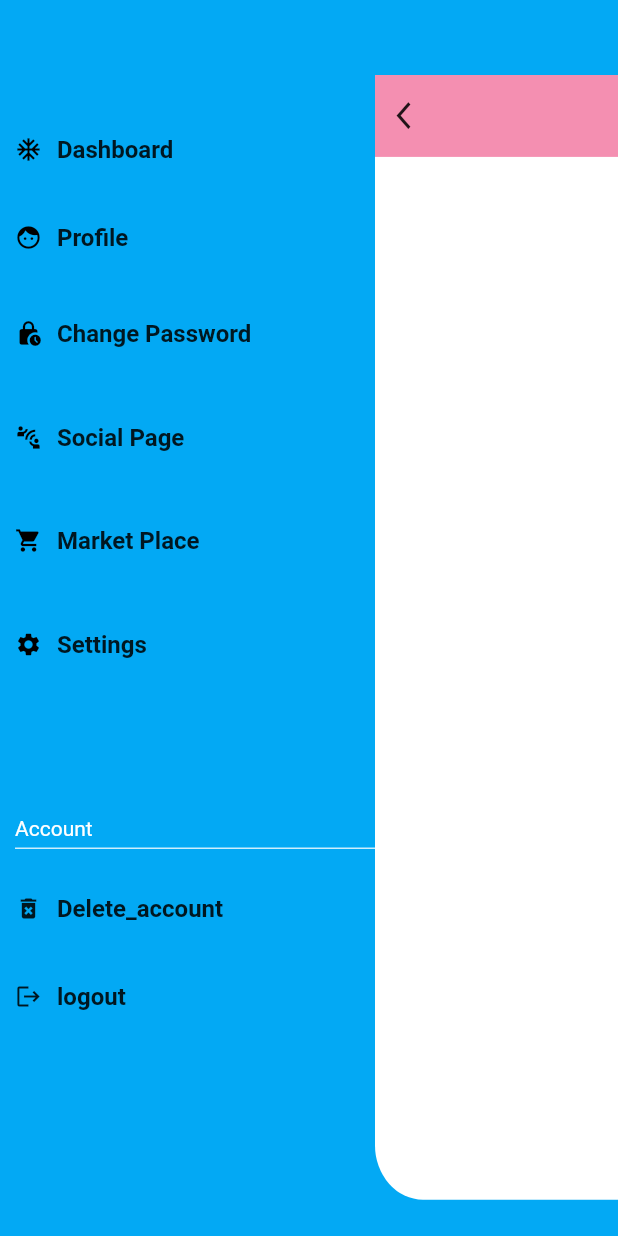
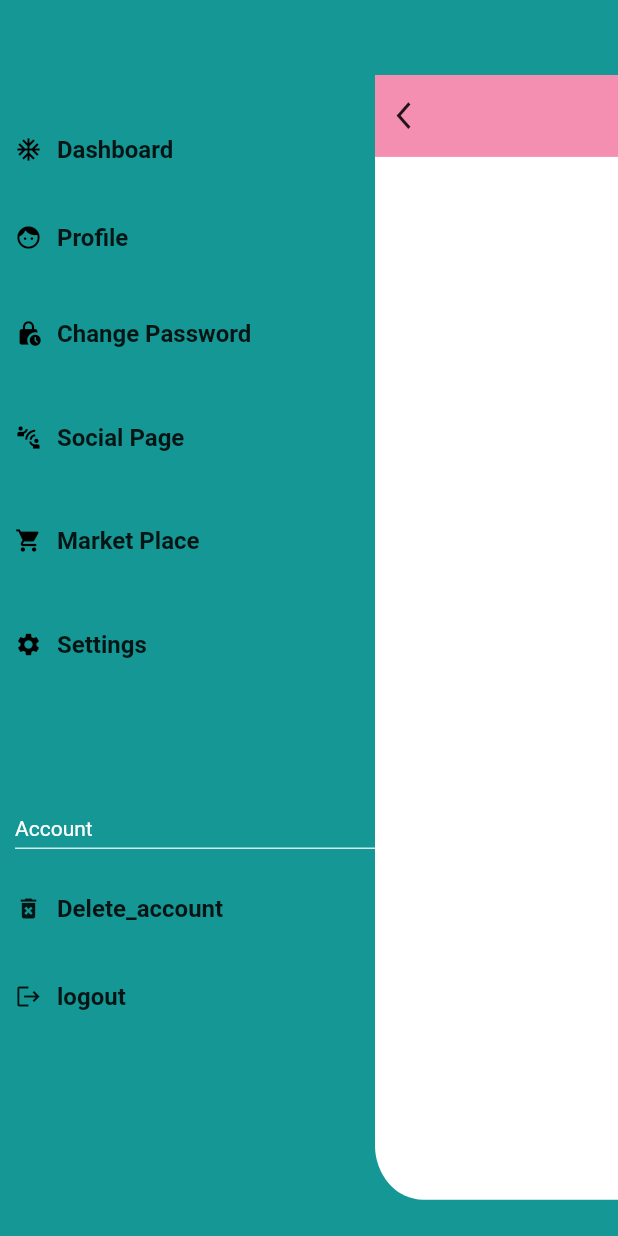
Before and after one commit to bitwaytechorg/pluto, a Flutter app: the MobileHome screen opened directly, after a tap on the "menu" icon, on a phone screen of 412 x 824 dp. Run offline on Flutter 3.47's test engine with Material 2 defaults, Android fonts, the phone set to English and light mode, and no system bars; our stand-ins replace cloud_firestore, firebase_auth, firebase_core, firebase_remote_config; missing offline and left inert: firebase_ui_auth, firebase_ui_localizations; accounts and stored records are empty.

Commit message:
slider_menu.dart

```diff
--- a/lib/components/borderedBtn.dart
+++ b/lib/components/borderedBtn.dart
@@ -2,7 +2,7 @@ import 'package:flutter/material.dart';
 
 class BorderedBtn extends StatelessWidget {
   String ButtonTitle;
-   BorderedBtn({Key? key, required this.ButtonTitle}) : super(key: key);
+   BorderedBtn({Key? key, required this.ButtonTitle});
 
   @override
   Widget build(BuildContext context) {
--- a/lib/components/elevatedBtn.dart
+++ b/lib/components/elevatedBtn.dart
@@ -2,7 +2,7 @@ import 'package:flutter/material.dart';
 
 class ElevatedBtn extends StatelessWidget {
    String ButtonTitle;
-   ElevatedBtn({Key? key, required this.ButtonTitle}) : super(key: key);
+   ElevatedBtn({Key? key, required this.ButtonTitle});
 
   @override
   Widget build(BuildContext context) {
--- a/lib/components/slider_menu.dart
+++ b/lib/components/slider_menu.dart
@@ -3,6 +3,7 @@ import 'package:firebase_auth/firebase_auth.dart';
 import 'package:flutter/cupertino.dart';
 import 'package:flutter/material.dart';
 
+import '../config/config.dart';
 import '../screens/home.dart';
 
 class Slider_menu extends StatelessWidget {
@@ -13,7 +14,7 @@ class Slider_menu extends StatelessWidget {
 
       width: MediaQuery.of(context).size.width,
       height: MediaQuery.of(context).size.height,
-      color: Colors.lightBlue,
+      color: primaryColor,
       padding: EdgeInsets.only(top: 70),
       child: Column(
         mainAxisAlignment: MainAxisAlignment.start,
--- a/lib/config/config.dart
+++ b/lib/config/config.dart
@@ -4,7 +4,7 @@ import 'dart:ui';
 double MOBILE_SCREEN_SIZE = 600;
 double TABLET_SCREEN_SIZE = 600;
 
-Color primaryColor = const Color(0xFF);
+Color primaryColor = const Color(0xFF159895);
 Color secondaryColor = const Color(0xFF);
 Color  lightGreen    = const Color(0xFF);
 Color secondaryGreen = const Color(0xFF);
--- a/pubspec.yaml
+++ b/pubspec.yaml
@@ -50,9 +50,11 @@ dependencies:
 
 
 
+
 dev_dependencies:
   flutter_test:
     sdk: flutter
+
 
   # The "flutter_lints" package below contains a set of recommended lints to
   # encourage good coding practices. The lint set provided by the package is
@@ -60,6 +62,7 @@ dev_dependencies:
   # package. See that file for information about deactivating specific lint
   # rules and activating additional ones.
   flutter_lints: ^2.0.0
+
 
 # For information on the generic Dart part of this file, see the
 # following page: https://dart.dev/tools/pub/pubspec
```
Also changed, not shown: 1 other file.
